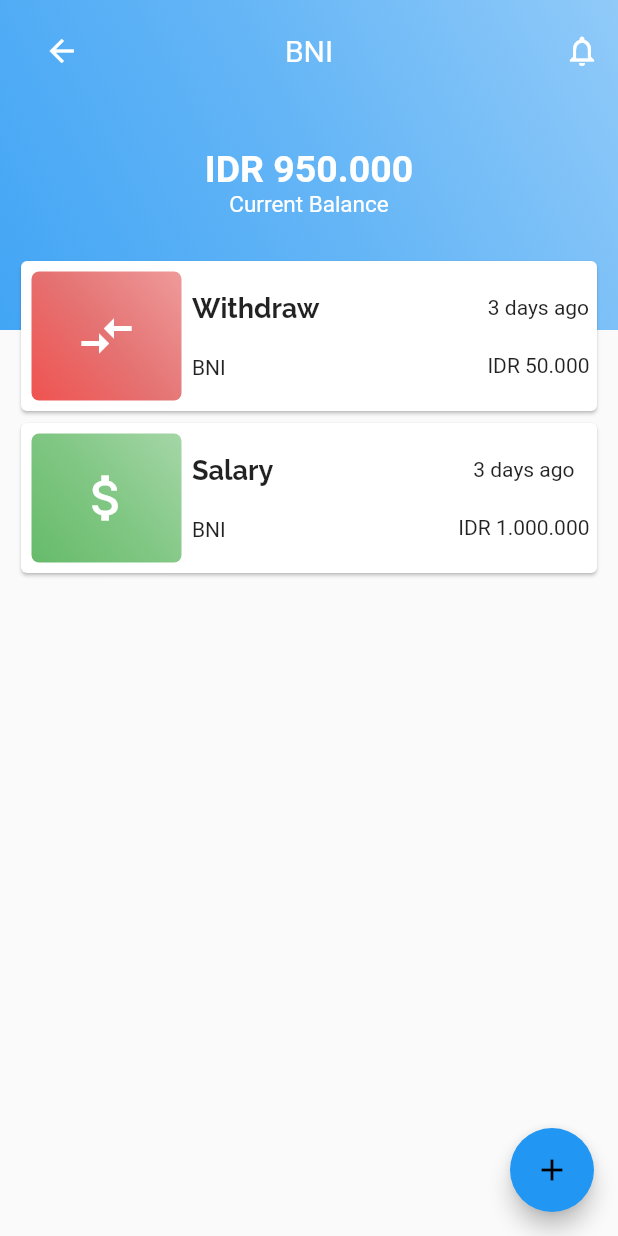
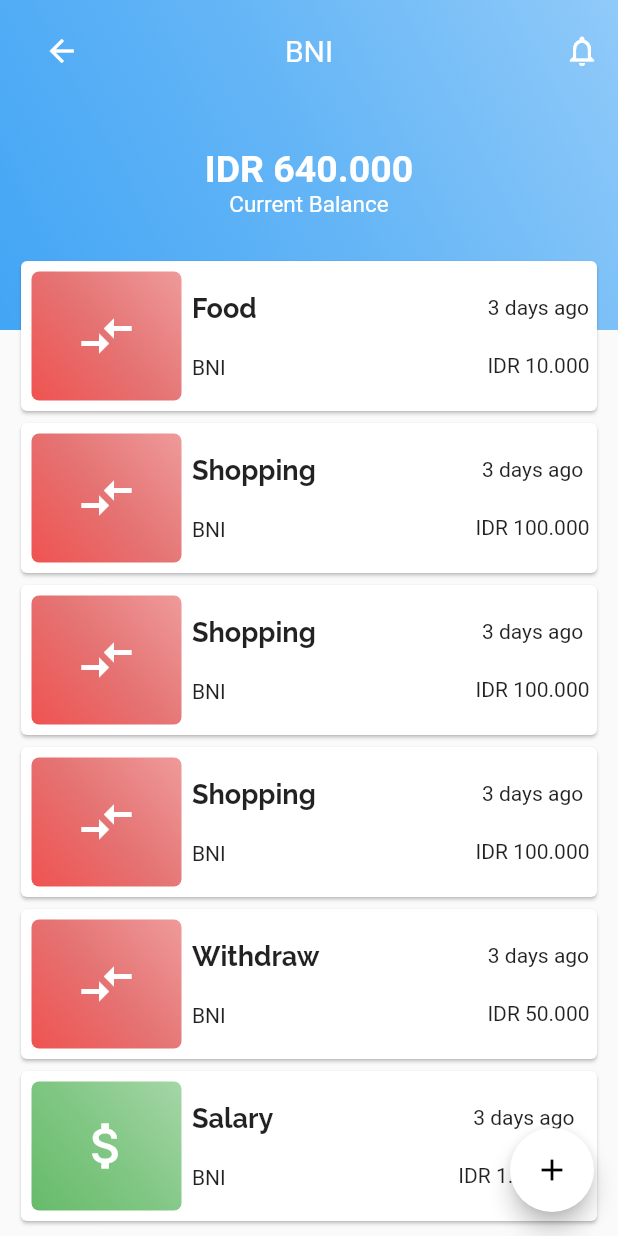
Before and after one commit to alaraiabdiallah/simple-finance-app, a Flutter app: the screen it shows after launch, after a tap on "BNI", on a phone screen of 412 x 824 dp. Run offline on Flutter 3.47's test engine with Material 2 defaults, Android fonts, the phone set to English and light mode, and no system bars; our stand-ins replace flutter_money_formatter.

Commit message:
Fix icon

```diff
--- a/lib/data/dummy.dart
+++ b/lib/data/dummy.dart
@@ -7,6 +7,10 @@ List<Transaction> trxs = [
   Transaction(id:3,name:"Withdraw", type: "Income",amount: 50000, accountName: "Wallet"),
   Transaction(id:4,name:"Food", type: "Outcome",amount: 11000, accountName: "Wallet"),
   Transaction(id:5,name:"Food", type: "Outcome",amount: 11000, accountName: "Wallet"),
+  Transaction(id:6,name:"Shopping", type: "Outcome",amount: 100000, accountName: "BNI"),
+  Transaction(id:7,name:"Shopping", type: "Outcome",amount: 100000, accountName: "BNI"),
+  Transaction(id:8,name:"Shopping", type: "Outcome",amount: 100000, accountName: "BNI"),
+  Transaction(id:9,name:"Food", type: "Outcome",amount: 10000, accountName: "BNI"),
 ];
 
 double getAccountAmount(String accountName){
--- a/lib/screens/accountDetail.dart
+++ b/lib/screens/accountDetail.dart
@@ -70,7 +70,7 @@ class _AccountDetail extends State<AccountDetail> with TickerProviderStateMixin{
         onPressed: (){
           print("addButton pressed");
         },
-        // backgroundColor: Colors.white,
+        backgroundColor: Colors.white,
         child: Icon(Icons.add, color: Colors.black,),
       ),
     );
--- a/lib/screens/home.dart
+++ b/lib/screens/home.dart
@@ -45,7 +45,7 @@ class _MyHomePageState extends State<MyHomePage> {
           print("addButton pressed");
         },
         backgroundColor: Colors.white,
-        child: Icon(Icons.add),
+        child: Icon(Icons.add,color: Colors.black,),
       ),
     );
   }
```
